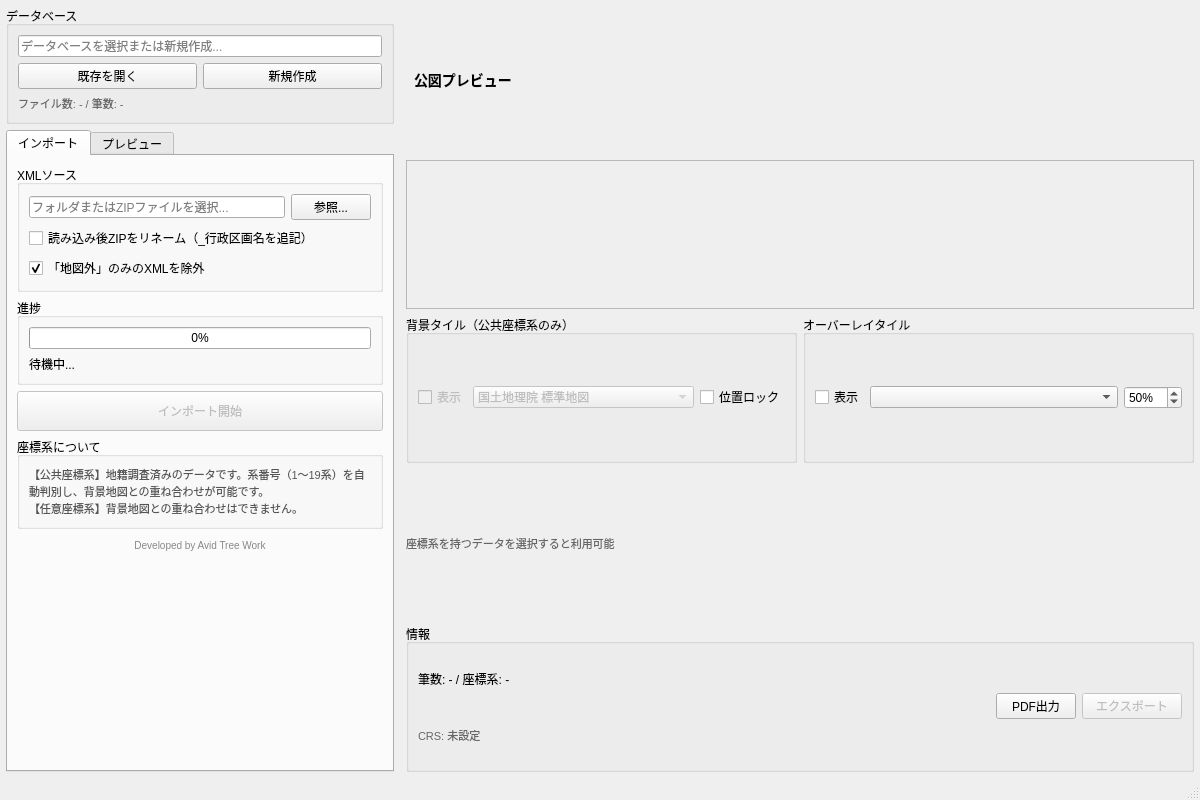
Before: the Qt Designer form kozu_main_window.ui in raw-slnc/kozu_xml_integrator, drawn with Qt 5.
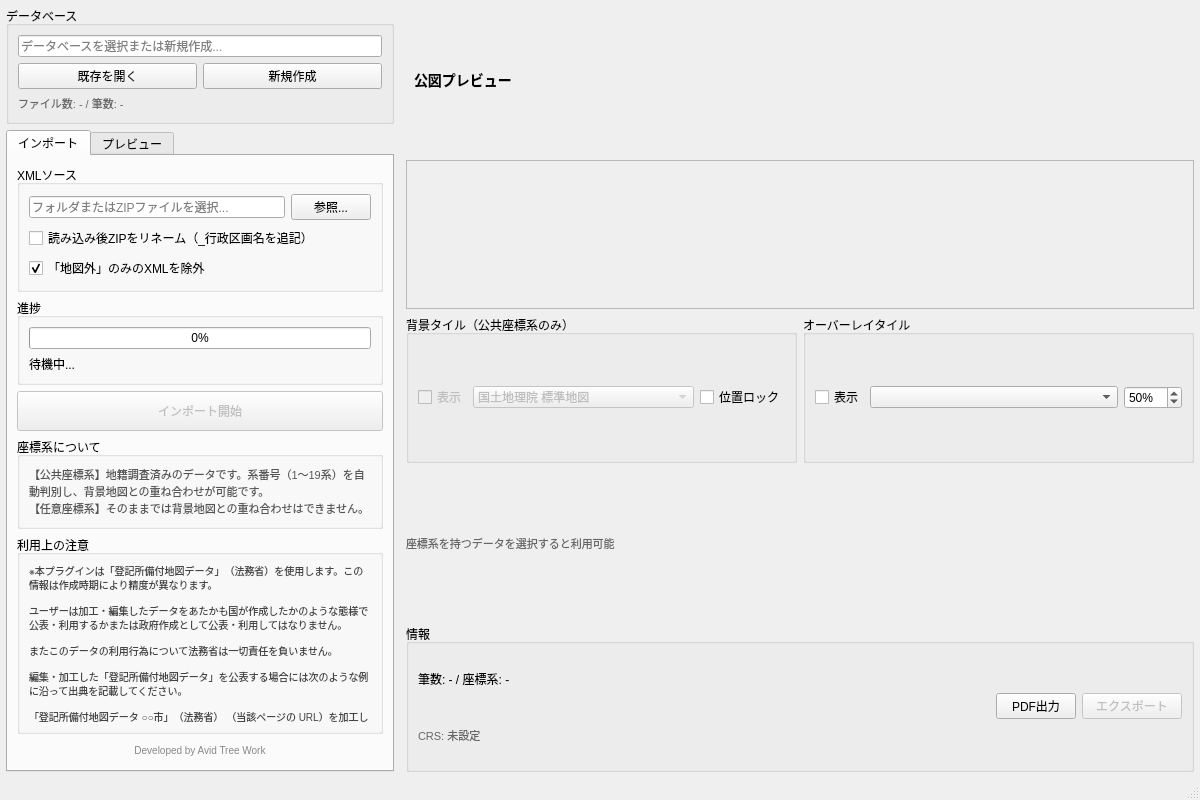
After: the same form once the commit is applied.

Commit message:
v0.2.1: Add legal notice and coordinate system explanation in UI
- Add 利用上の注意 section with 登記所備付地図データ terms of use
- Add coordinate system explanation tip in import tab
- Add "Developed by Avid Tree Work" credit label
- Update README with Data Terms section (EN/JP)
- Bump version to 0.2.1

What changed in the file:
```diff
--- a/kozu_main_window.ui
+++ b/kozu_main_window.ui
@@ -239,7 +239,7 @@
                <widget class="QLabel" name="lblImportTip">
                 <property name="text">
                  <string>【公共座標系】地籍調査済みのデータです。系番号（1〜19系）を自動判別し、背景地図との重ね合わせが可能です。
-【任意座標系】背景地図との重ね合わせはできません。</string>
+【任意座標系】そのままでは背景地図との重ね合わせはできません。</string>
                 </property>
                 <property name="wordWrap">
                  <bool>true</bool>
@@ -252,6 +252,37 @@
              </layout>
             </widget>
            </item>
+           <!-- Data Terms Notice -->
+           <item>
+            <widget class="QGroupBox" name="groupDataTerms">
+             <property name="title">
+              <string>利用上の注意</string>
+             </property>
+             <layout class="QVBoxLayout" name="dataTermsLayout">
+              <item>
+               <widget class="QLabel" name="lblDataTerms">
+                <property name="text">
+                 <string>※本プラグインは「登記所備付地図データ」（法務省）を使用します。この情報は作成時期により精度が異なります。
+
+ユーザーは加工・編集したデータをあたかも国が作成したかのような態様で公表・利用するかまたは政府作成として公表・利用してはなりません。
+
+またこのデータの利用行為について法務省は一切責任を負いません。                 
+
+編集・加工した「登記所備付地図データ」を公表する場合には次のような例に沿って出典を記載してください。
+                 
+「登記所備付地図データ ○○市」（法務省） （当該ページの URL）を加工して作成 など</string>
+                </property>
+                <property name="wordWrap">
+                 <bool>true</bool>
+                </property>
+                <property name="styleSheet">
+                 <string>color: #444444; font-size: 10px;</string>
+                </property>
+               </widget>
+              </item>
+             </layout>
+            </widget>
+           </item>
            <!-- Developer Credit -->
            <item>
             <widget class="QLabel" name="lblDeveloperCredit">
```
The commit also changes 2 other files.
